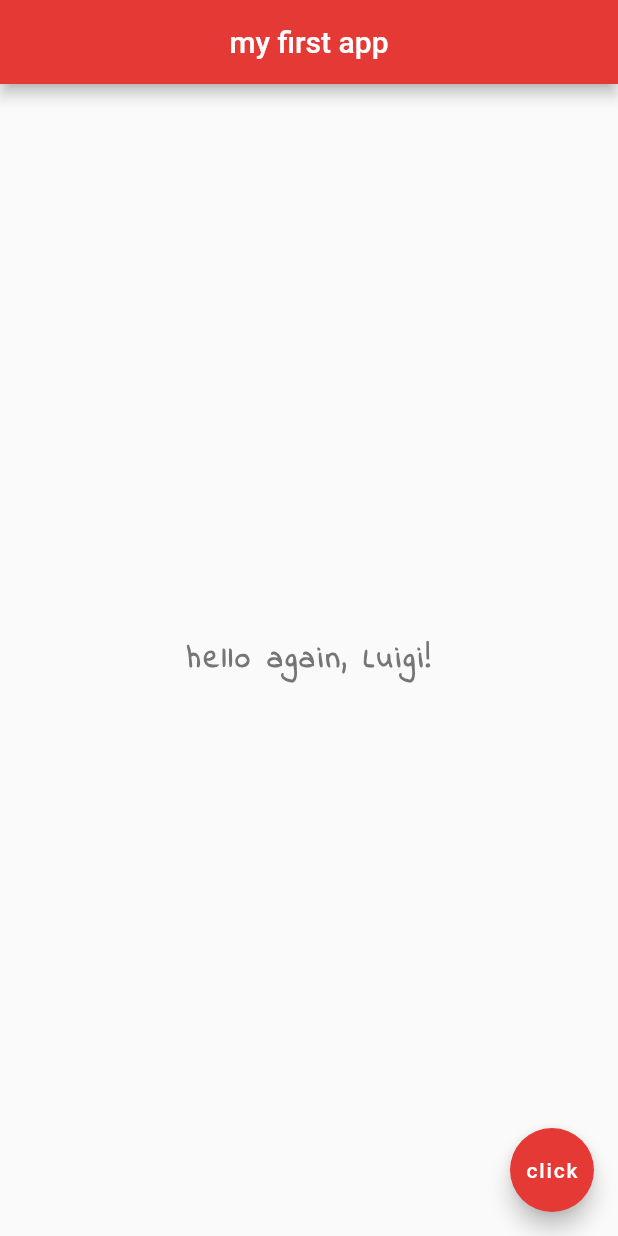
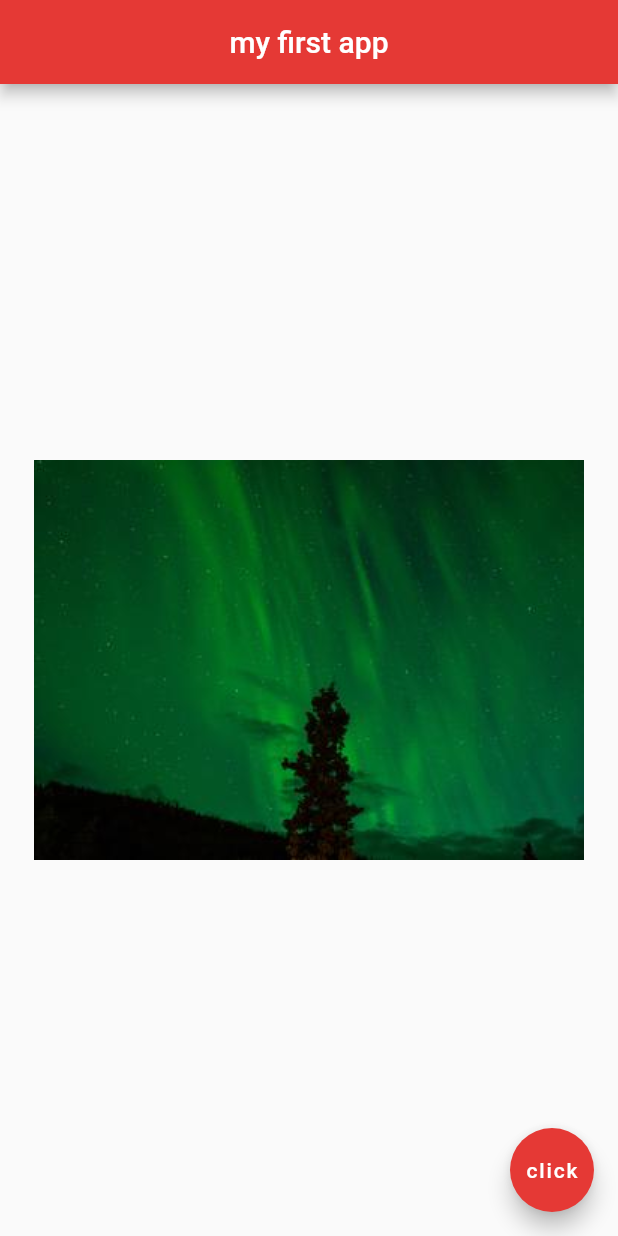
Before and after one commit to TengoCharlie/Flutter-Demo-app, a Flutter app: the screen it shows after launch, on a phone screen of 412 x 824 dp. Run offline on Flutter 3.47's test engine with Material 2 defaults, Android fonts, the phone set to English and light mode, and no system bars.

Commit message:
Images and Assets

```diff
--- a/lib/main.dart
+++ b/lib/main.dart
@@ -14,16 +14,7 @@ class Home extends StatelessWidget {
           backgroundColor: Colors.red[600]
       ),
       body: Center(
-        child: Text(
-          'hello again, Luigi!',
-          style: TextStyle(
-            fontSize: 20.0,
-            fontWeight: FontWeight.bold,
-            letterSpacing: 2.0,
-            color: Colors.grey[600],
-            fontFamily: 'IndieFlower',
-          ),
-        ),
+        child: Image.asset('assets/two.jpg'),
       ),
       floatingActionButton: FloatingActionButton(
         backgroundColor: Colors.red[600],
```
